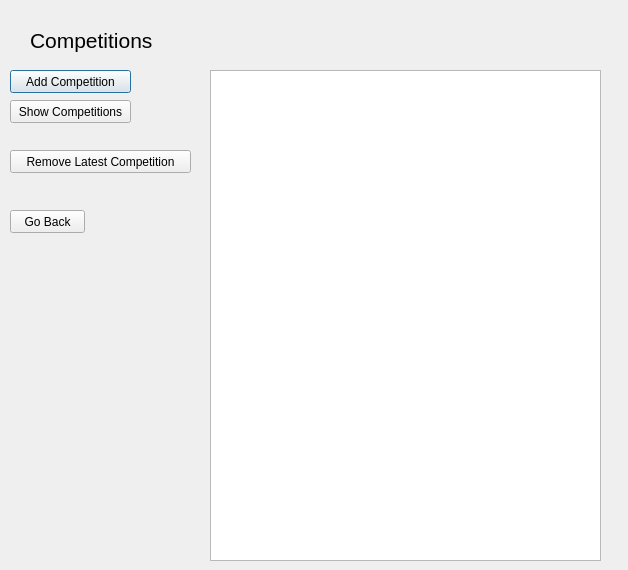
Before: the Qt Designer form competitionwindow.ui in hannajohanssson/TraniningsDagbok, drawn with Qt 5.
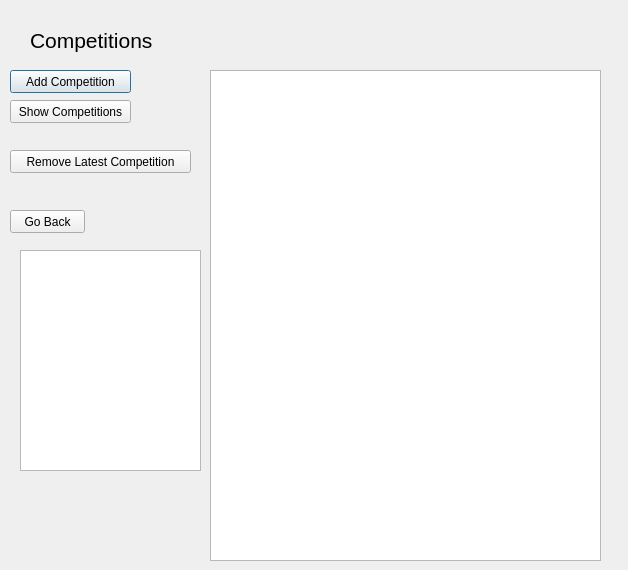
After: the same form once the commit is applied.

The edit to the form file:
```diff
--- a/competitionwindow.ui
+++ b/competitionwindow.ui
@@ -221,6 +221,16 @@
     <string>Remove Latest Competition</string>
    </property>
   </widget>
+  <widget class="QListWidget" name="listWidgetSorted">
+   <property name="geometry">
+    <rect>
+     <x>20</x>
+     <y>250</y>
+     <width>181</width>
+     <height>221</height>
+    </rect>
+   </property>
+  </widget>
  </widget>
  <resources/>
  <connections/>
```
